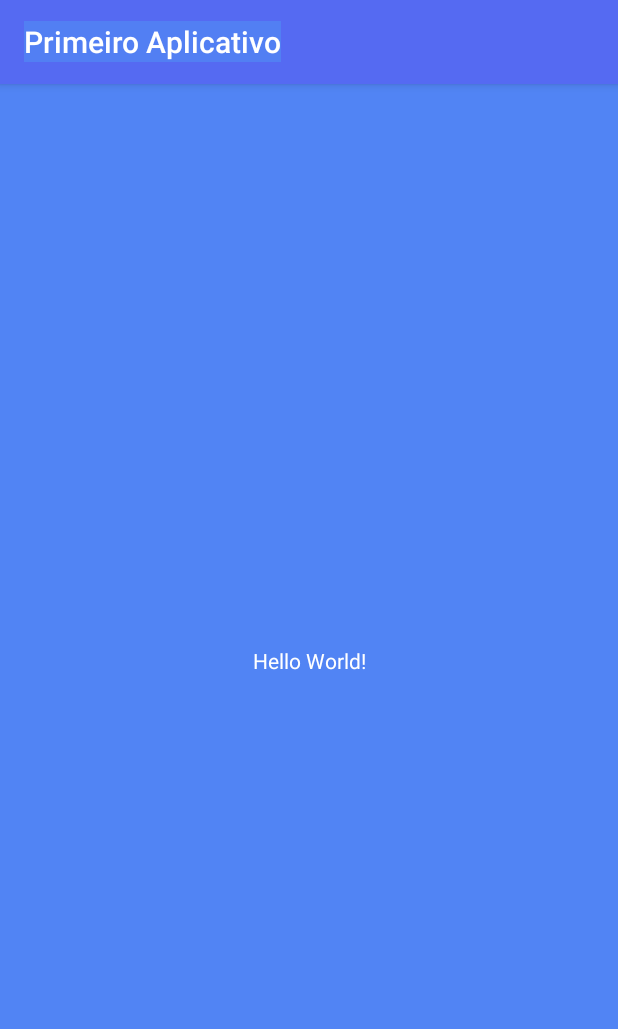
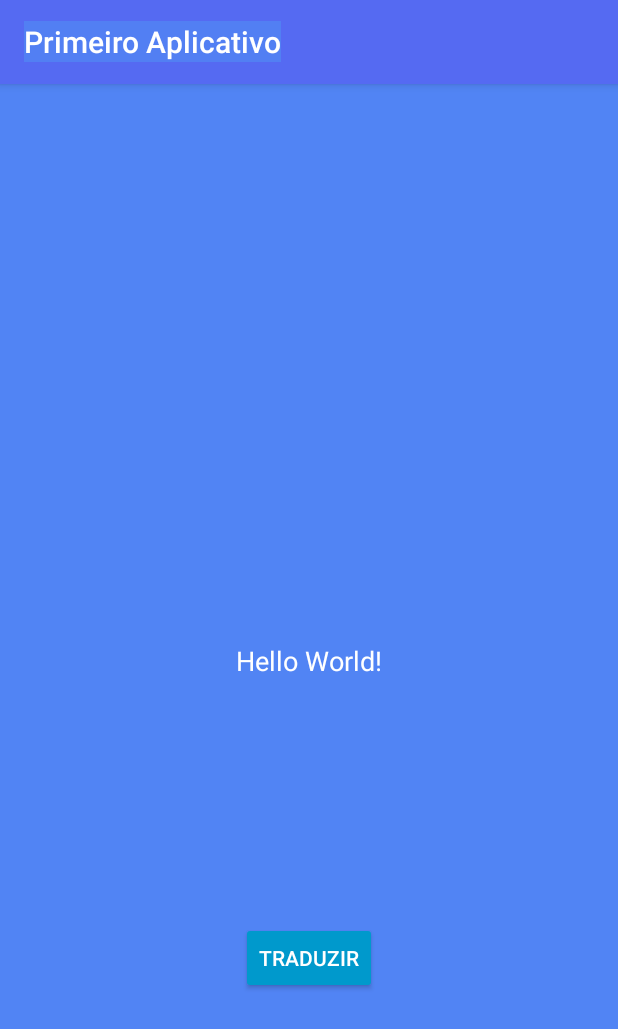
Before and after one commit to repiazza/trainning, an Android app: the screen it shows after launch (MainActivity), on a phone screen of 412 x 824 dp. Shown: the top 1029 px of the screen. Run offline under Robolectric (Android 15) with nearby library versions, the phone set to English and light mode, and no system bars.

Commit message:
Acao de clique do botao

```diff
--- a/PrimeiroApp/app/src/main/java/br/com/renatofermi/primeiroapp/MainActivity.java
+++ b/PrimeiroApp/app/src/main/java/br/com/renatofermi/primeiroapp/MainActivity.java
@@ -3,6 +3,9 @@ package br.com.renatofermi.primeiroapp;
 import androidx.appcompat.app.AppCompatActivity;
 
 import android.os.Bundle;
+import android.view.View;
+import android.widget.Button;
+import android.widget.TextView;
 
 public class MainActivity extends AppCompatActivity {
 
@@ -10,5 +13,20 @@ public class MainActivity extends AppCompatActivity {
     protected void onCreate(Bundle savedInstanceState) {
         super.onCreate(savedInstanceState);
         setContentView(R.layout.activity_main);
+
+        Button   btn = findViewById(R.id.button);
+        final TextView txv = findViewById(R.id.textView);
+
+        btn.setOnClickListener(new View.OnClickListener() {
+            @Override
+            public void onClick(View view) {
+                if ( txv.getText().equals("Hello World!") ){
+                    txv.setText("Ola mundo");
+                }
+                else{
+                    txv.setText("Hello World!");
+                }
+            }
+        });
     }
 }
--- a/PrimeiroApp/app/src/main/res/layout/activity_main.xml
+++ b/PrimeiroApp/app/src/main/res/layout/activity_main.xml
@@ -7,12 +7,26 @@
     tools:context=".MainActivity">
 
     <TextView
+        android:id="@+id/textView"
         android:layout_width="wrap_content"
         android:layout_height="wrap_content"
         android:text="Hello World!"
+        android:textSize="18sp"
         app:layout_constraintBottom_toBottomOf="parent"
         app:layout_constraintLeft_toLeftOf="parent"
         app:layout_constraintRight_toRightOf="parent"
         app:layout_constraintTop_toTopOf="parent" />
 
+    <Button
+        android:id="@+id/button"
+        android:layout_width="wrap_content"
+        android:layout_height="wrap_content"
+        android:backgroundTint="@android:color/holo_blue_dark"
+        android:text="@string/translate"
+        app:layout_constraintBottom_toBottomOf="parent"
+        app:layout_constraintEnd_toEndOf="parent"
+        app:layout_constraintHorizontal_bias="0.5"
+        app:layout_constraintStart_toStartOf="parent"
+        app:layout_constraintTop_toBottomOf="@+id/textView" />
+
 </androidx.constraintlayout.widget.ConstraintLayout>
--- a/PrimeiroApp/app/src/main/res/values/strings.xml
+++ b/PrimeiroApp/app/src/main/res/values/strings.xml
@@ -1,4 +1,5 @@
 <resources>
     <string name="app_name">Primeiro Aplicativo</string>
     <string name="window_name">Janela de detalhes</string>
+    <string name="translate">Traduzir</string>
 </resources>
```
